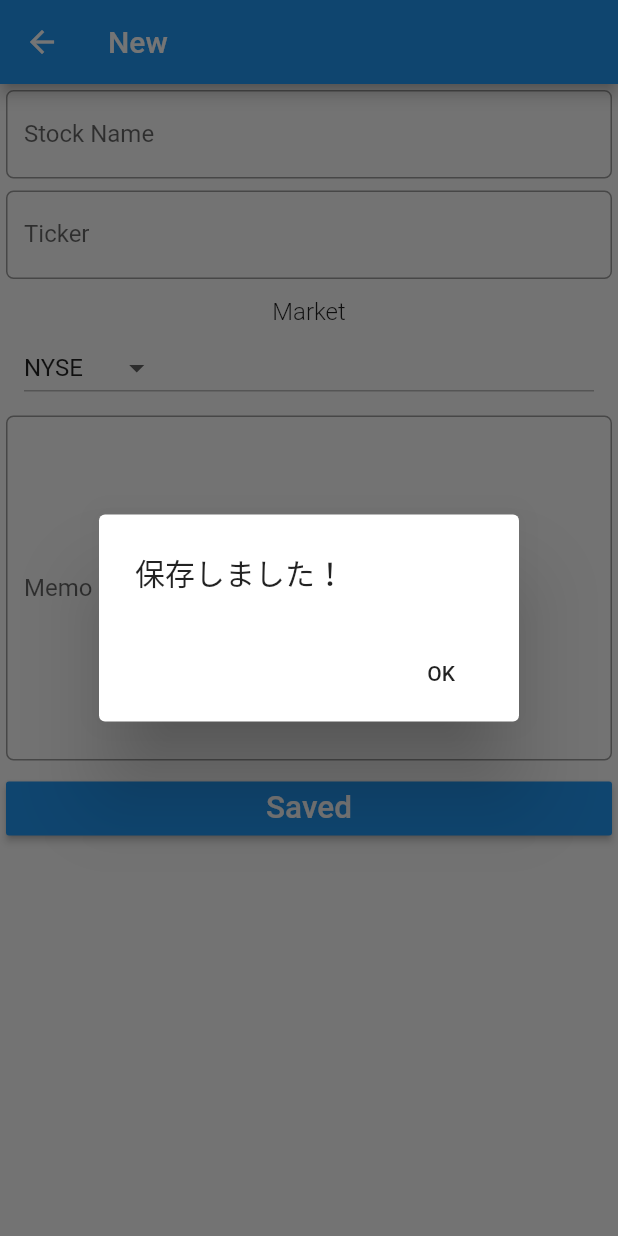
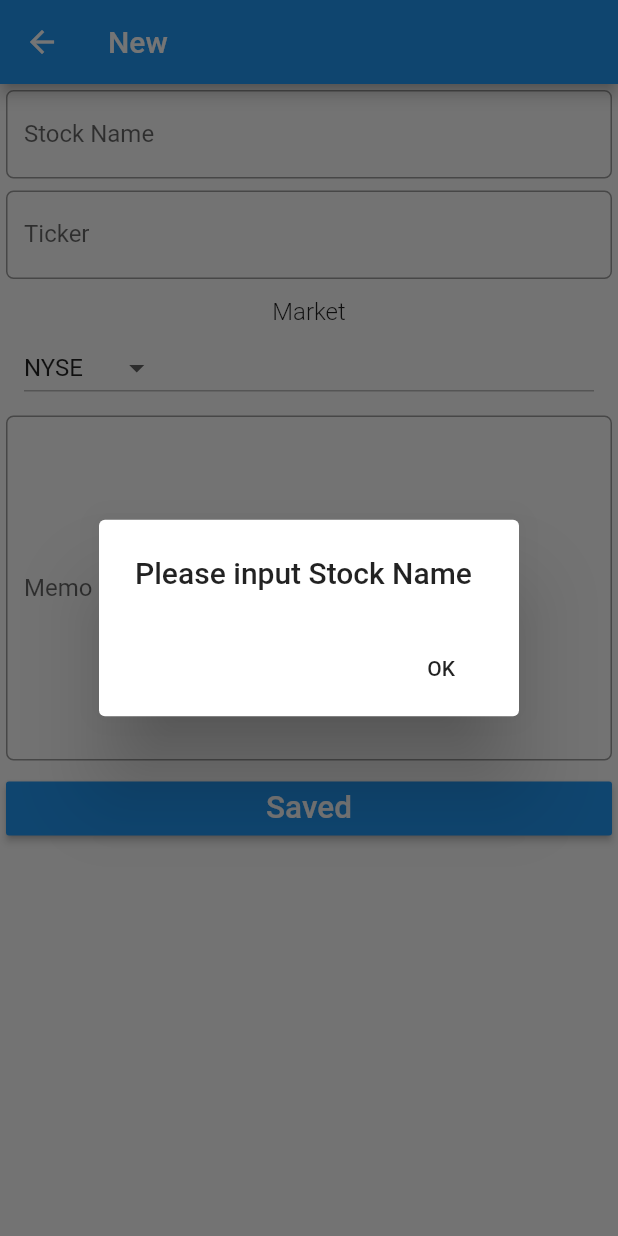
Before and after one commit to arafipro/usstockmemo, a Flutter app: the EditPage screen opened directly, after a tap on "Saved", on a phone screen of 412 x 824 dp. Run offline on Flutter 3.47's test engine with Material 2 defaults, Android fonts, the light colour scheme and no system bars; our stand-ins replace sqflite; accounts and stored records are empty.

Commit message:
バリデーションを設定する

```diff
--- a/lib/viewmodels/edit_model.dart
+++ b/lib/viewmodels/edit_model.dart
@@ -32,6 +32,11 @@ class EditModel extends ChangeNotifier {
   }
 
   Future addMemo() async {
+    // 入力チェック
+    stockName.isEmpty ? throw ('Please input Stock Name') : null;
+    stockTicker.isEmpty ? throw ('Please input Ticker') : null;
+    stockMemo.isEmpty ? throw ('Please input Memo') : null;
+
     StockMemo newMemo = StockMemo(
       stockName,
       stockTicker,
--- a/lib/views/edit_page.dart
+++ b/lib/views/edit_page.dart
@@ -37,9 +37,6 @@ class EditPage extends StatelessWidget {
                   controller: nameController,
                   labelText: 'Stock Name',
                   maxLines: 1,
-                  validator: (String text) {
-                    return text.isEmpty ? 'must in' : null;
-                  },
                   onChanged: (text) {
                     model.stockName = text;
                   },
@@ -128,7 +125,7 @@ class EditPage extends StatelessWidget {
         context: context,
         builder: (BuildContext context) {
           return AlertDialog(
-            title: Text('保存しました！'),
+            title: Text('Saved'),
             actions: <Widget>[
               FlatButton(
                 child: Text('OK'),
@@ -168,7 +165,7 @@ class EditPage extends StatelessWidget {
         context: context,
         builder: (BuildContext context) {
           return AlertDialog(
-            title: Text('更新しました！'),
+            title: Text('Updated'),
             actions: <Widget>[
               FlatButton(
                 child: Text('OK'),
```
